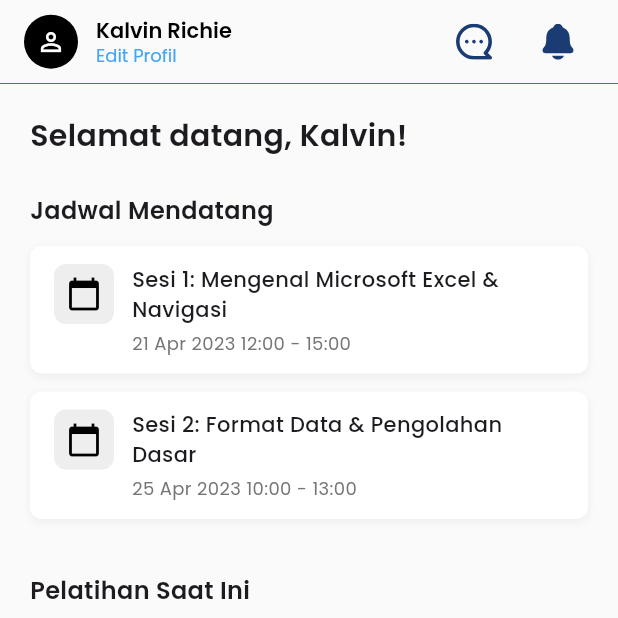
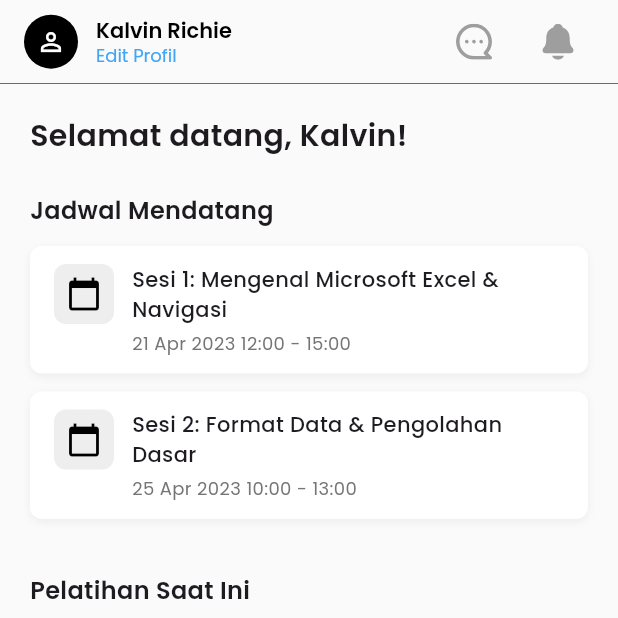
Before and after one commit to KingPublic/LokaIlmu_FE_Guru, a Flutter app: the DashboardPage screen opened by its route, on a phone screen of 412 x 824 dp, the top half of it. Run offline on Flutter 3.47's test engine with Material 3 defaults, Android fonts, the phone set to English and light mode, and no system bars; our stand-ins replace equatable, file_picker, flutter_bloc, flutter_svg, get_it, go_router and 3 more; accounts and stored records are empty; project files that could hold a hidden picture were left out.

Commit message:
update grey to notif & chat icon

```diff
--- a/lokalilmu_guru/lib/dashboard_page.dart
+++ b/lokalilmu_guru/lib/dashboard_page.dart
@@ -14,11 +14,11 @@ class DashboardPage extends StatelessWidget {
   Widget build(BuildContext context) {
     return Scaffold(
       backgroundColor: Color(0xFFFAFAFA),
-      appBar: const AppHeader(
-        currentIndex: 0
-        // Tambahkan handler jika diperlukan
-        // onSearchTap: () => {},
-        // onNotificationTap: () => {},
+      appBar: AppHeader(
+        currentIndex: 1,
+        // Tambahkan handler jika diperlukanR
+        onSearchTap: () => {},
+        onNotificationTap: () => {},
       ),
       body: BlocBuilder<DashboardBloc, DashboardState>(
         builder: (context, state) {
--- a/lokalilmu_guru/lib/widgets/common/dashboard_header.dart
+++ b/lokalilmu_guru/lib/widgets/common/dashboard_header.dart
@@ -16,6 +16,7 @@ class AppHeader extends StatelessWidget implements PreferredSizeWidget {
   @override
   Widget build(BuildContext context) {
     final Color activeColor = const Color(0xFF1B3C73);
+    final Color inactiveColor = Colors.grey;
 
     return AppBar(
       backgroundColor: const Color(0xFFFAFAFA),
@@ -72,7 +73,7 @@ class AppHeader extends StatelessWidget implements PreferredSizeWidget {
                 width: 24,
                 height: 24,
                 colorFilter: ColorFilter.mode(
-                  activeColor,
+                  currentIndex == 0 ? activeColor : inactiveColor,
                   BlendMode.srcIn,
                 ),
               ),
@@ -87,7 +88,7 @@ class AppHeader extends StatelessWidget implements PreferredSizeWidget {
                 width: 24,
                 height: 24,
                 colorFilter: ColorFilter.mode(
-                  activeColor,
+                  currentIndex == 0 ? activeColor : inactiveColor,
                   BlendMode.srcIn,
                 ),
               ),
```
